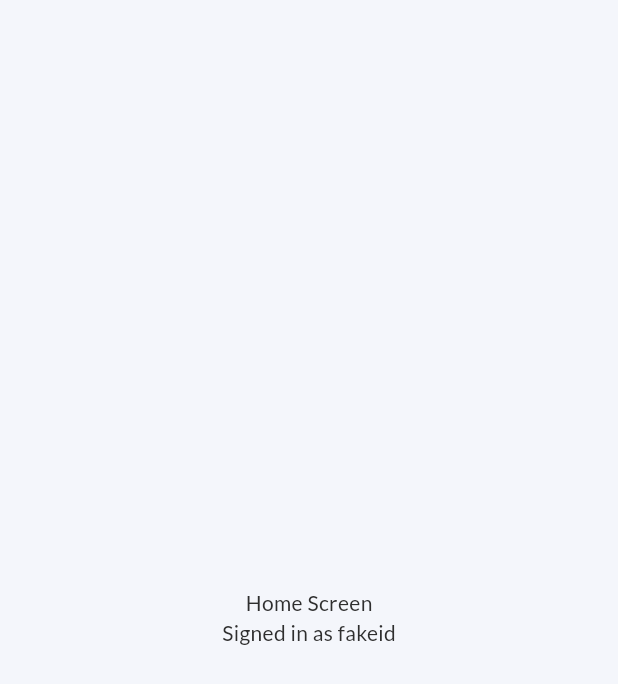
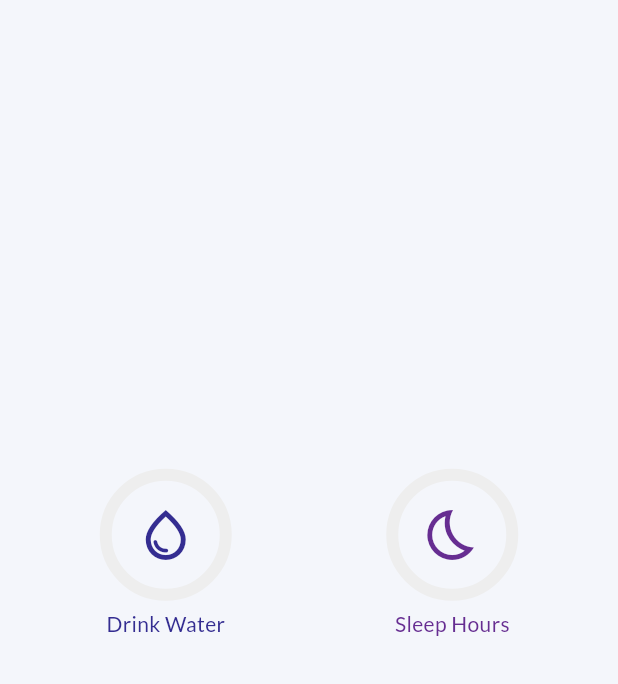
Before and after one commit to TyperOfCode/Hack24T50, a Flutter app: the screen it shows after launch, on a phone screen of 412 x 824 dp. Shown: the top 684 px of the screen. Run offline on Flutter 3.47's test engine with Material 3 defaults, Android fonts, the light colour scheme and no system bars; our stand-ins replace flutter_riverpod, freezed_annotation, gap, go_router, google_fonts, logger.

Commit message:
Feature: Implemented simple habits component

```diff
--- a/lib/domain/models/habit_model/habit_model.dart
+++ b/lib/domain/models/habit_model/habit_model.dart
@@ -9,7 +9,7 @@ class Habit with _$Habit {
     // Id
     required String name,
     required String id,
-    required String iconId,
+    required int iconHexId,
     // Bools
     required bool isMeasurable,
     required bool displayed,
--- /dev/null
+++ b/lib/presentation/common/components/habit_tile.dart
@@ -0,0 +1,70 @@
+import 'package:flutter/material.dart';
+import 'package:flutter_riverpod/flutter_riverpod.dart';
+import 'package:gap/gap.dart';
+import 'package:step/data/repositories/user_handler.dart';
+import 'package:step/domain/models/habit_model/habit_model.dart';
+import 'package:step/global_logger.dart';
+import 'package:step/presentation/common/styles/styles.dart';
+
+class HabitTile extends ConsumerStatefulWidget {
+  final Habit habit;
+  const HabitTile({
+    super.key,
+    required this.habit,
+  });
+
+  @override
+  ConsumerState<HabitTile> createState() => HabitTileState();
+}
+
+class HabitTileState extends ConsumerState<HabitTile> {
+  @override
+  Widget build(BuildContext context) {
+    var userStateNotifier = ref.watch(userStateProvider.notifier);
+    Color habitColor = Color(widget.habit.hexColor);
+
+    return Column(
+      children: [
+        InkWell(
+          onTap: () {
+            userStateNotifier.incrementHabit(widget.habit.id);
+          },
+          onLongPress: () {
+            //TODO: Stats page
+            LOG.i("Should open stats page for ${widget.habit.name}");
+          },
+          customBorder: new CircleBorder(),
+          splashColor: habitColor,
+          child: Stack(
+            alignment: Alignment.center,
+            children: [
+              SizedBox(
+                width: 80,
+                height: 80,
+                child: CircularProgressIndicator(
+                  value: widget.habit.todayValue / widget.habit.dailyGoal,
+                  strokeWidth: 8.0,
+                  valueColor: AlwaysStoppedAnimation<Color>(habitColor),
+                  backgroundColor: Colors.grey.shade200,
+                ),
+              ),
+              Icon(
+                IconData(
+                  widget.habit.iconHexId,
+                  fontFamily: "MaterialIcons",
+                ),
+                size: 40,
+                color: habitColor,
+              ),
+            ],
+          ),
+        ),
+        Gap(10),
+        Text(
+          widget.habit.name,
+          style: AppThemeTextStyles.buttonText.copyWith(color: habitColor),
+        ),
+      ],
+    );
+  }
+}
--- a/lib/presentation/screens/home_screen/home_screen.dart
+++ b/lib/presentation/screens/home_screen/home_screen.dart
@@ -3,6 +3,7 @@ import 'package:flutter_riverpod/flutter_riverpod.dart';
 import 'package:step/data/repositories/user_handler.dart';
 import 'package:step/domain/models.dart';
 import 'package:step/global_logger.dart';
+import 'package:step/presentation/common/components/habit_tile.dart';
 import 'package:step/presentation/common/styles/styles.dart';
 import 'package:step/routes.dart';
 
@@ -14,8 +15,6 @@ class HomePage extends ConsumerWidget {
     var goRouter = ref.watch(goRouterProvider);
 
     User currentUser = ref.watch(userStateProvider);
-
-    LOG.i("Opened home screen");
 
     return GestureDetector(
       onHorizontalDragEnd: (details) {
@@ -30,14 +29,7 @@ class HomePage extends ConsumerWidget {
           child: Column(
             mainAxisAlignment: MainAxisAlignment.center,
             children: [
-              Text(
-                "Home Screen",
-                style: AppThemeTextStyles.defaultText,
-              ),
-              Text(
-                "Signed in as ${currentUser.userId}",
-                style: AppThemeTextStyles.defaultText,
-              ),
+              createHabitGridView(currentUser.habits) // GridView
             ],
           ),
         ),
@@ -45,3 +37,18 @@ class HomePage extends ConsumerWidget {
     );
   }
 }
+
+GridView createHabitGridView(List<Habit> habits) {
+  return GridView.count(
+    padding: const EdgeInsets.all(15),
+    shrinkWrap: true,
+    crossAxisCount: 2,
+    crossAxisSpacing: 0,
+    mainAxisSpacing: 10,
+    children: habits
+        .map(
+          (e) => HabitTile(habit: e),
+        )
+        .toList(),
+  );
+}
```
Also changed, not shown: lib/data/fake_data.dart (+5 -5 lines), lib/data/repositories/user_handler.dart (+31 -4 lines), lib/domain/models/habit_model/habit_model.freezed.dart, lib/domain/models/habit_model/habit_model.g.dart.
